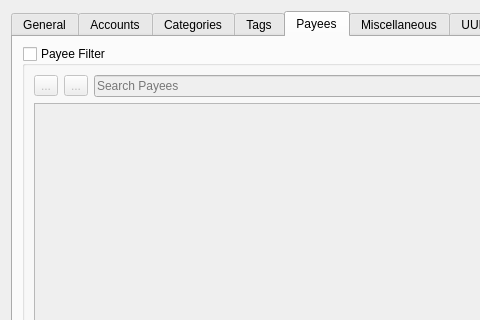
This is src/views/ui_files/forms/transaction_filter_form.ui in JakubFranek/Kapytal as Qt 5 draws it before an edit; both pictures show x 0 to 480 and y 0 to 320 of the 600 by 600 pixel window. The edited form follows.
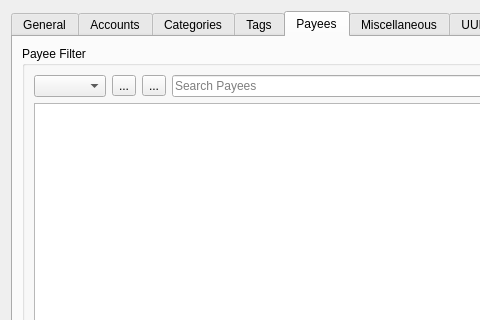
This is the edited form. The open tabs and pages were chosen to show the change.

Commit message:
Replace checkable GroupBoxes in Trans. Filter UI
Add FilterMode combo boxes to Payee and Security Filters.

The edit to the form file:
```diff
--- a/src/views/ui_files/forms/transaction_filter_form.ui
+++ b/src/views/ui_files/forms/transaction_filter_form.ui
@@ -759,7 +759,7 @@
           <bool>false</bool>
          </property>
          <property name="checkable">
-          <bool>true</bool>
+          <bool>false</bool>
          </property>
          <property name="checked">
           <bool>false</bool>
@@ -767,6 +767,9 @@
          <layout class="QVBoxLayout" name="verticalLayout_15">
           <item>
            <layout class="QHBoxLayout" name="payeesFilterControlsHorizontalLayout">
+            <item>
+             <widget class="QComboBox" name="payeesFilterModeComboBox"/>
+            </item>
             <item>
              <widget class="QToolButton" name="payeesSelectAllToolButton">
               <property name="text">
```
Left out of the diff: 9 changed lines with no effect on the pictures. The commit also changes 5 other files.
